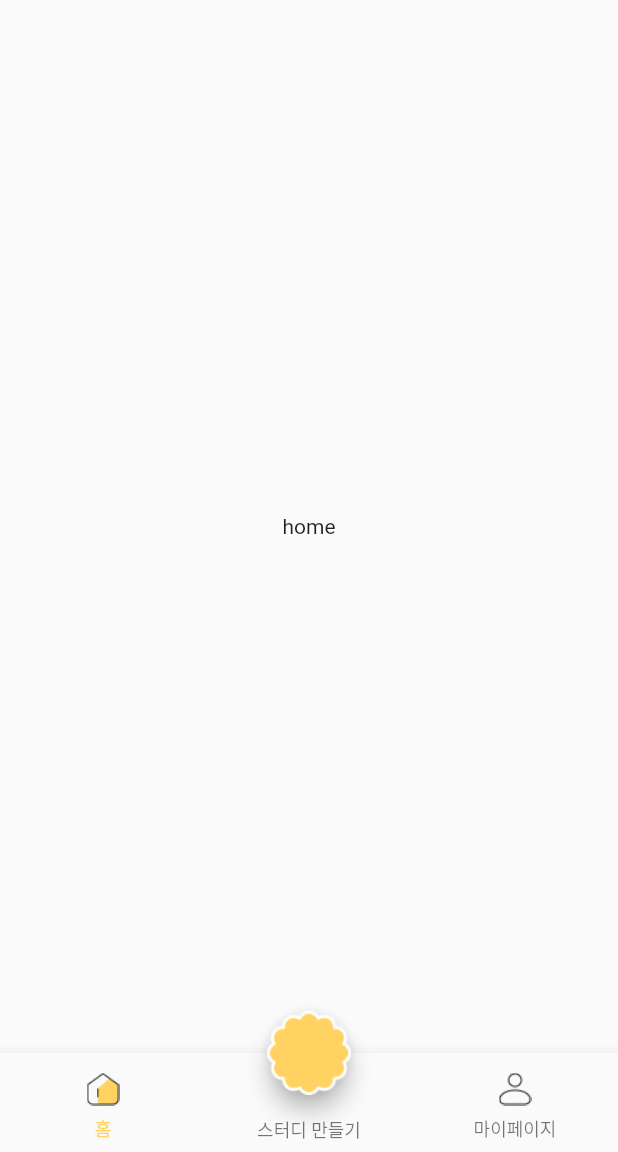
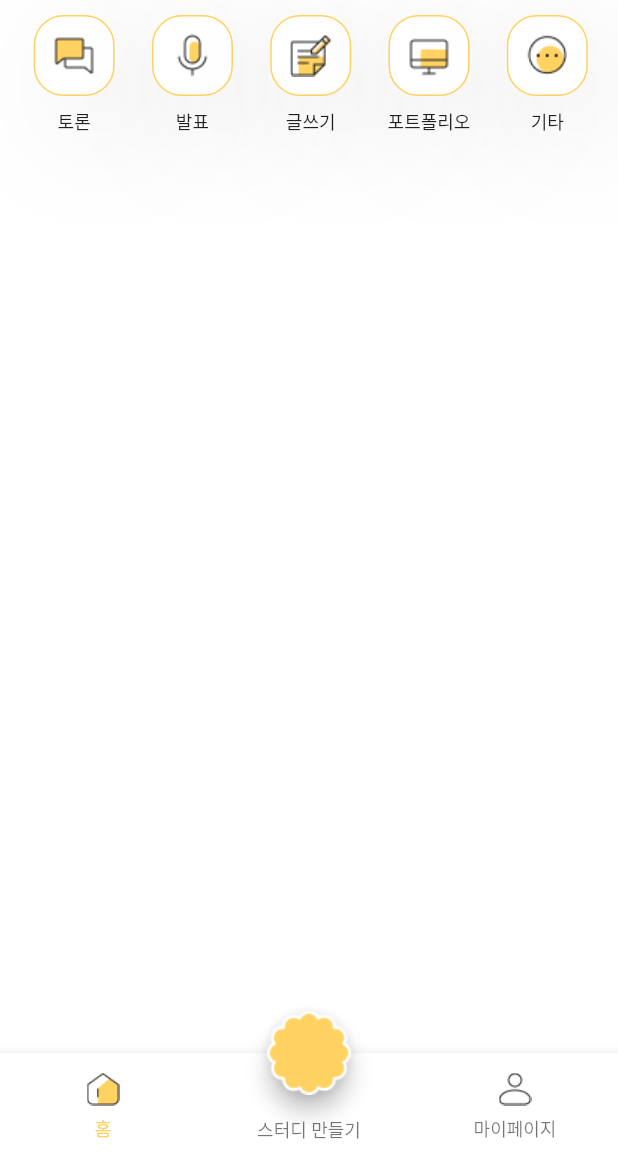
Before and after one commit to hyejinlim/cracker-book-demo, a Flutter app: the screen it shows after launch, on a phone screen of 412 x 824 dp, the part 84-1236 px from its top. Run offline on Flutter 3.47's test engine with Material 2 defaults, Android fonts, the phone set to English and light mode, and no system bars.

Commit message:
feat: home category UI 적용

```diff
--- a/lib/app.dart
+++ b/lib/app.dart
@@ -54,6 +54,7 @@ class _AppState extends State<App> {
       body: children[currentIndex],
       bottomNavigationBar: BottomNavigationBar(
         type: BottomNavigationBarType.fixed,
+        backgroundColor: Colors.white,
         selectedFontSize: 12,
         selectedItemColor: PRIMARY_COLOR,
         currentIndex: currentIndex,
--- a/lib/config/constant.dart
+++ b/lib/config/constant.dart
@@ -1,3 +1,4 @@
 import 'package:flutter/material.dart';
 
 const Color PRIMARY_COLOR = Color(0xFFFFD262);
+const Color SCAFFOLD_COLOR = Color(0xFFFFFFFF);
--- /dev/null
+++ b/lib/screens/home/components/body.dart
@@ -0,0 +1,46 @@
+import 'package:flutter/material.dart';
+
+import 'category_item.dart';
+
+List<Map> categories = [
+  {'label': '토론', 'imageSrc': 'assets/images/img_chat.png'},
+  {'label': '발표', 'imageSrc': 'assets/images/img_microphone.png'},
+  {'label': '글쓰기', 'imageSrc': 'assets/images/img_post.png'},
+  {'label': '포트폴리오', 'imageSrc': 'assets/images/img_portfolio.png'},
+  {'label': '기타', 'imageSrc': 'assets/images/img_etc.png'},
+];
+
+class Body extends StatelessWidget {
+  const Body({Key? key}) : super(key: key);
+
+  @override
+  Widget build(BuildContext context) {
+    return Column(
+      children: [
+        // category
+        Container(
+          height: 120,
+          decoration: const BoxDecoration(color: Colors.white),
+          child: ListView.builder(
+            padding: const EdgeInsets.all(10.0),
+            scrollDirection: Axis.horizontal,
+            itemCount: categories.length,
+            itemBuilder: (BuildContext context, int index) {
+              return Container(
+                decoration: BoxDecoration(
+                  borderRadius: BorderRadius.circular(20),
+                ),
+                margin: const EdgeInsets.symmetric(horizontal: 10.0),
+                width: MediaQuery.of(context).size.width / 7, // study
+                child: CategoryItem(
+                  label: categories[index]['label'],
+                  imageSrc: categories[index]['imageSrc'],
+                ),
+              );
+            },
+          ),
+        )
+      ],
+    );
+  }
+}
--- /dev/null
+++ b/lib/screens/home/components/category_item.dart
@@ -0,0 +1,52 @@
+import 'package:cracker_book_demo/config/constant.dart';
+import 'package:flutter/material.dart';
+
+class CategoryItem extends StatelessWidget {
+  const CategoryItem({
+    Key? key,
+    required this.label,
+    required this.imageSrc,
+  }) : super(key: key);
+
+  final String label;
+  final String imageSrc;
+
+  @override
+  Widget build(BuildContext context) {
+    return Column(
+      children: [
+        Container(
+          padding: const EdgeInsets.all(10.0),
+          margin: const EdgeInsets.only(bottom: 8),
+          decoration: BoxDecoration(
+            color: Colors.white,
+            borderRadius: BorderRadius.circular(20),
+            boxShadow: [
+              BoxShadow(
+                color: Colors.black.withOpacity(0.1),
+                spreadRadius: 0,
+                blurRadius: 70,
+                offset: const Offset(20, 20),
+              ),
+            ],
+            border: Border.all(
+              color: PRIMARY_COLOR,
+              width: 1,
+            ),
+          ),
+          child: Image.asset(
+            imageSrc,
+            width: 32,
+            height: 32,
+          ),
+        ),
+        Text(
+          label,
+          style: const TextStyle(
+            fontSize: 12.0,
+          ),
+        ),
+      ],
+    );
+  }
+}
--- a/lib/screens/home/home_screen.dart
+++ b/lib/screens/home/home_screen.dart
@@ -1,4 +1,6 @@
 import 'package:flutter/material.dart';
+
+import 'components/body.dart';
 
 class HomeScreen extends StatelessWidget {
   const HomeScreen({Key? key}) : super(key: key);
@@ -18,9 +20,7 @@ class HomeScreen extends StatelessWidget {
         ],
         title: Image.asset('assets/images/logo.png'),
       ),
-      body: const Center(
-        child: Text('home'),
-      ),
+      body: const Body(),
     );
   }
 }
--- a/lib/theme.dart
+++ b/lib/theme.dart
@@ -5,6 +5,7 @@ import 'config/constant.dart';
 ThemeData themeData(BuildContext context) {
   return ThemeData(
     primaryColor: PRIMARY_COLOR,
+    scaffoldBackgroundColor: SCAFFOLD_COLOR,
     splashColor: Colors.transparent, // remove bottom navigation effect
     highlightColor: Colors.transparent, // remove bottom navigation effect
   );
```
Also changed, not shown: assets/images/img_chat.png (added), assets/images/img_etc.png (added), assets/images/img_microphone.png (added), assets/images/img_portfolio.png (added), assets/images/img_post.png (added).
